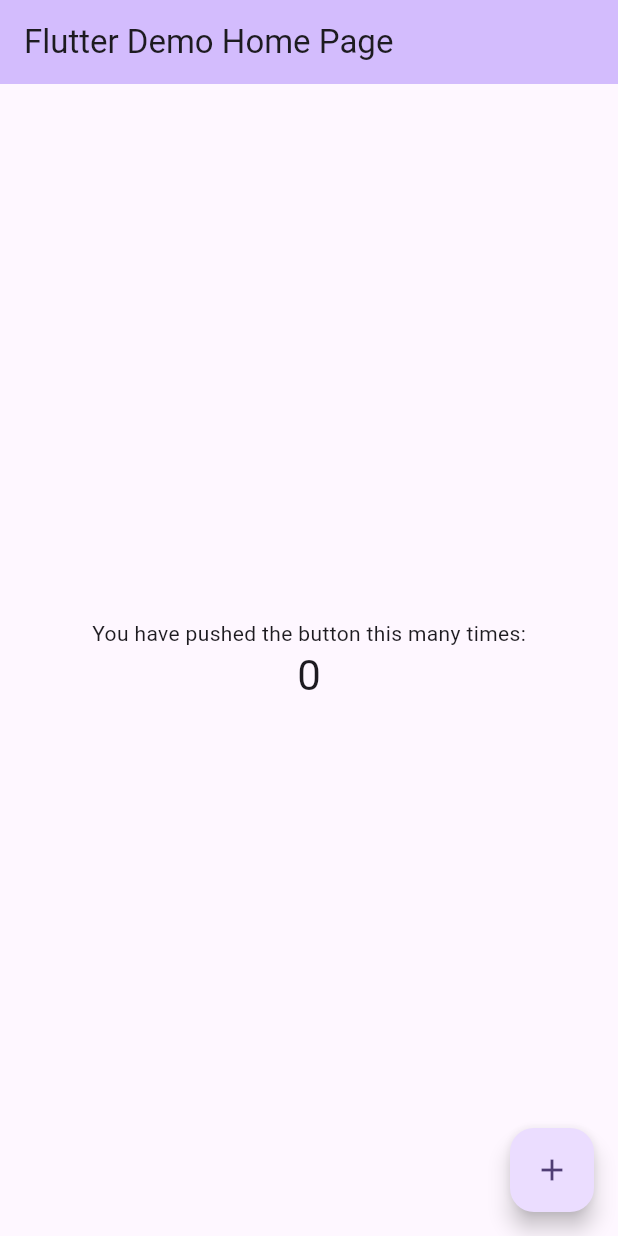
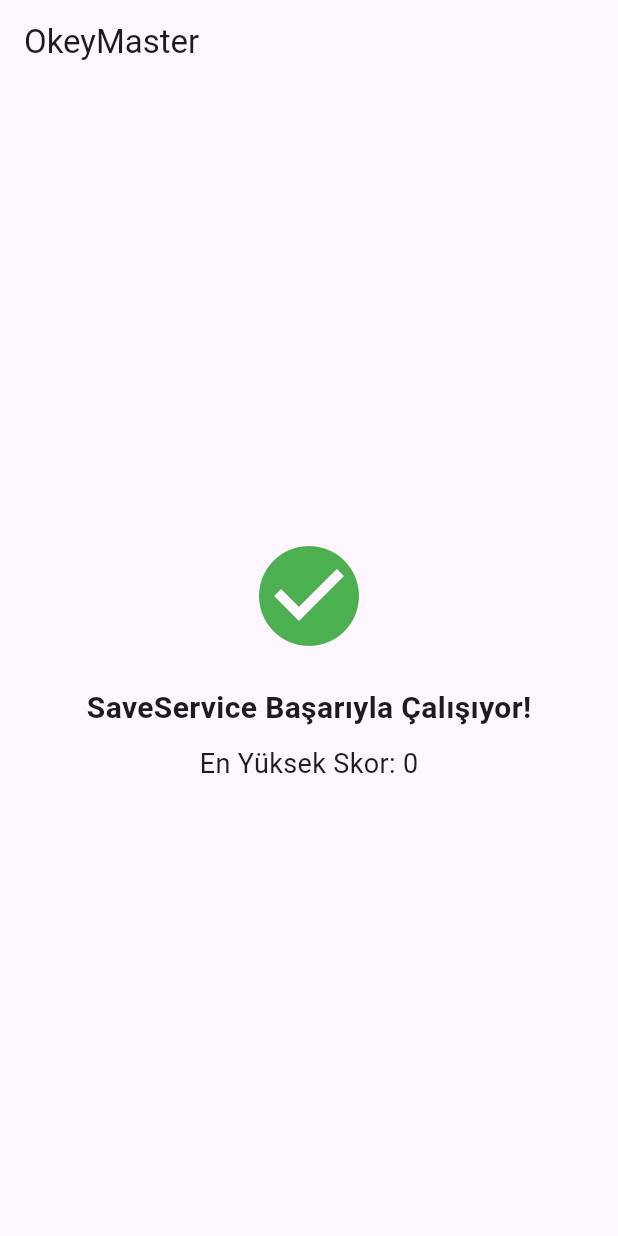
Before and after one commit to AliFurkanOZ/okey_master, a Flutter app: the screen it shows after launch, on a phone screen of 412 x 824 dp. Run offline on Flutter 3.47's test engine with Material 3 defaults, Android fonts, the phone set to English and light mode, and no system bars; our stand-ins replace equatable, flutter_riverpod, shared_preferences.

Commit message:
proje temel

```diff
--- a/okey_master/lib/main.dart
+++ b/okey_master/lib/main.dart
@@ -1,122 +1,74 @@
 import 'package:flutter/material.dart';
+import 'package:flutter_riverpod/flutter_riverpod.dart';
+import 'services/save_service.dart';
+import 'providers/service_providers.dart';
 
-void main() {
-  runApp(const MyApp());
+void main() async {
+  // Flutter binding'lerini başlat (Arka planda sistemle iletişim kurabilmek için şart)
+  WidgetsFlutterBinding.ensureInitialized();
+
+  // SaveService'i asenkron olarak başlat
+  final saveService = SaveService();
+  await saveService.init();
+
+  runApp(
+    // Riverpod ProviderScope ile uygulamayı sarıyoruz.
+    // Uygulama başlarken boş bıraktığımız provider'ı gerçek çalışan servisimizle eziyoruz (override)
+    ProviderScope(
+      overrides: [
+        saveServiceProvider.overrideWithValue(saveService),
+      ],
+      child: const MyApp(),
+    ),
+  );
 }
 
 class MyApp extends StatelessWidget {
   const MyApp({super.key});
 
-  // This widget is the root of your application.
   @override
   Widget build(BuildContext context) {
     return MaterialApp(
-      title: 'Flutter Demo',
+      title: 'OkeyMaster',
       theme: ThemeData(
-        // This is the theme of your application.
-        //
-        // TRY THIS: Try running your application with "flutter run". You'll see
-        // the application has a purple toolbar. Then, without quitting the app,
-        // try changing the seedColor in the colorScheme below to Colors.green
-        // and then invoke "hot reload" (save your changes or press the "hot
-        // reload" button in a Flutter-supported IDE, or press "r" if you used
-        // the command line to start the app).
-        //
-        // Notice that the counter didn't reset back to zero; the application
-        // state is not lost during the reload. To reset the state, use hot
-        // restart instead.
-        //
-        // This works for code too, not just values: Most code changes can be
-        // tested with just a hot reload.
-        colorScheme: .fromSeed(seedColor: Colors.deepPurple),
+        colorScheme: ColorScheme.fromSeed(seedColor: Colors.deepPurple),
+        useMaterial3: true,
       ),
-      home: const MyHomePage(title: 'Flutter Demo Home Page'),
+      // Uygulama başlarken şimdilik test ekranını göster
+      home: const PlaceholderScreen(),
     );
   }
 }
 
-class MyHomePage extends StatefulWidget {
-  const MyHomePage({super.key, required this.title});
-
-  // This widget is the home page of your application. It is stateful, meaning
-  // that it has a State object (defined below) that contains fields that affect
-  // how it looks.
-
-  // This class is the configuration for the state. It holds the values (in this
-  // case the title) provided by the parent (in this case the App widget) and
-  // used by the build method of the State. Fields in a Widget subclass are
-  // always marked "final".
-
-  final String title;
+// Geçici bir test ekranı (Kişi 2 daha sonra gerçek UI tasarımlarını yapacak)
+class PlaceholderScreen extends ConsumerWidget {
+  const PlaceholderScreen({super.key});
 
   @override
-  State<MyHomePage> createState() => _MyHomePageState();
-}
+  Widget build(BuildContext context, WidgetRef ref) {
+    // Örnek: SaveService'i Riverpod üzerinden okuyup verilere erişiyoruz
+    final saveService = ref.watch(saveServiceProvider);
 
-class _MyHomePageState extends State<MyHomePage> {
-  int _counter = 0;
-
-  void _incrementCounter() {
-    setState(() {
-      // This call to setState tells the Flutter framework that something has
-      // changed in this State, which causes it to rerun the build method below
-      // so that the display can reflect the updated values. If we changed
-      // _counter without calling setState(), then the build method would not be
-      // called again, and so nothing would appear to happen.
-      _counter++;
-    });
-  }
-
-  @override
-  Widget build(BuildContext context) {
-    // This method is rerun every time setState is called, for instance as done
-    // by the _incrementCounter method above.
-    //
-    // The Flutter framework has been optimized to make rerunning build methods
-    // fast, so that you can just rebuild anything that needs updating rather
-    // than having to individually change instances of widgets.
     return Scaffold(
-      appBar: AppBar(
-        // TRY THIS: Try changing the color here to a specific color (to
-        // Colors.amber, perhaps?) and trigger a hot reload to see the AppBar
-        // change color while the other colors stay the same.
-        backgroundColor: Theme.of(context).colorScheme.inversePrimary,
-        // Here we take the value from the MyHomePage object that was created by
-        // the App.build method, and use it to set our appbar title.
-        title: Text(widget.title),
-      ),
+      appBar: AppBar(title: const Text('OkeyMaster')),
       body: Center(
-        // Center is a layout widget. It takes a single child and positions it
-        // in the middle of the parent.
         child: Column(
-          // Column is also a layout widget. It takes a list of children and
-          // arranges them vertically. By default, it sizes itself to fit its
-          // children horizontally, and tries to be as tall as its parent.
-          //
-          // Column has various properties to control how it sizes itself and
-          // how it positions its children. Here we use mainAxisAlignment to
-          // center the children vertically; the main axis here is the vertical
-          // axis because Columns are vertical (the cross axis would be
-          // horizontal).
-          //
-          // TRY THIS: Invoke "debug painting" (choose the "Toggle Debug Paint"
-          // action in the IDE, or press "p" in the console), to see the
-          // wireframe for each widget.
-          mainAxisAlignment: .center,
+          mainAxisAlignment: MainAxisAlignment.center,
           children: [
-            const Text('You have pushed the button this many times:'),
+            const Icon(Icons.check_circle, color: Colors.green, size: 80),
+            const SizedBox(height: 20),
+            const Text(
+              'SaveService Başarıyla Çalışıyor!',
+              style: TextStyle(fontSize: 20, fontWeight: FontWeight.bold),
+            ),
+            const SizedBox(height: 10),
             Text(
-              '$_counter',
-              style: Theme.of(context).textTheme.headlineMedium,
+              'En Yüksek Skor: ${saveService.getHighScore()}',
+              style: const TextStyle(fontSize: 18),
             ),
           ],
         ),
       ),
-      floatingActionButton: FloatingActionButton(
-        onPressed: _incrementCounter,
-        tooltip: 'Increment',
-        child: const Icon(Icons.add),
-      ),
     );
   }
 }
--- /dev/null
+++ b/okey_master/lib/providers/service_providers.dart
@@ -0,0 +1,7 @@
+import 'package:flutter_riverpod/flutter_riverpod.dart';
+import '../services/save_service.dart';
+
+// İleride API, Ses, Analitik gibi diğer servisleri de buraya ekleyeceğiz.
+final saveServiceProvider = Provider<SaveService>((ref) {
+  throw UnimplementedError('saveServiceProvider initialize edilmedi!');
+});
--- /dev/null
+++ b/okey_master/lib/services/save_service.dart
@@ -0,0 +1,51 @@
+import 'package:shared_preferences/shared_preferences.dart';
+
+class SaveService {
+  static const _keyHighScore = 'high_score';
+  static const _keyTotalGames = 'total_games';
+  static const _keyTotalWins = 'total_wins';
+  static const _keySoundEnabled = 'sound_enabled';
+  static const _keyMusicEnabled = 'music_enabled';
+
+  late SharedPreferences _prefs;
+
+  // Servisi başlatmak için uygulama açılışında çağrılır
+  Future<void> init() async {
+    _prefs = await SharedPreferences.getInstance();
+  }
+
+  // === SKOR ===
+  Future<void> saveHighScore(int score) async {
+    final current = getHighScore();
+    if (score > current) await _prefs.setInt(_keyHighScore, score);
+  }
+  int getHighScore() => _prefs.getInt(_keyHighScore) ?? 0;
+
+  // === İSTATİSTİK ===
+  Future<void> incrementGamesPlayed() async {
+    await _prefs.setInt(_keyTotalGames, getTotalGames() + 1);
+  }
+  int getTotalGames() => _prefs.getInt(_keyTotalGames) ?? 0;
+
+  Future<void> incrementWins() async {
+    await _prefs.setInt(_keyTotalWins, getTotalWins() + 1);
+  }
+  int getTotalWins() => _prefs.getInt(_keyTotalWins) ?? 0;
+
+  // === AYARLAR ===
+  Future<void> setSoundEnabled(bool v) async => _prefs.setBool(_keySoundEnabled, v);
+  bool isSoundEnabled() => _prefs.getBool(_keySoundEnabled) ?? true;
+
+  Future<void> setMusicEnabled(bool v) async => _prefs.setBool(_keyMusicEnabled, v);
+  bool isMusicEnabled() => _prefs.getBool(_keyMusicEnabled) ?? true;
+
+  // === GENEL GETTER/SETTER (İleride offline kuyruk vs. için lazım olacak) ===
+  Future<void> setString(String key, String value) async => _prefs.setString(key, value);
+  String? getString(String key) => _prefs.getString(key);
+
+  Future<void> setBool(String key, bool value) async => _prefs.setBool(key, value);
+  bool? getBool(String key) => _prefs.getBool(key);
+
+  // === RESET ===
+  Future<void> resetAll() async => _prefs.clear();
+}
```
Also changed, not shown: okey_master/lib/utils/constants.dart (+4 -8 lines), okey_master/pubspec.yaml (+14 -63 lines), okey_master/pubspec.lock, 8 other files.
